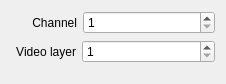
CasparCG/client, file src/Widgets/Inspector/InspectorRouteVideolayerWidget.ui: the form before one commit.
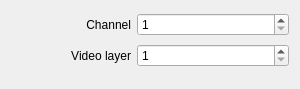
The form after the commit.

Commit message: Simplify layout of inspector widgets

The edit to the form file:
```diff
--- a/src/Widgets/Inspector/InspectorRouteVideolayerWidget.ui
+++ b/src/Widgets/Inspector/InspectorRouteVideolayerWidget.ui
@@ -6,8 +6,8 @@
    <rect>
     <x>0</x>
     <y>0</y>
-    <width>226</width>
-    <height>84</height>
+    <width>300</width>
+    <height>89</height>
    </rect>
   </property>
   <property name="sizePolicy">
@@ -16,70 +16,18 @@
     <verstretch>0</verstretch>
    </sizepolicy>
   </property>
-  <layout class="QVBoxLayout" name="verticalLayout">
-   <item>
-    <layout class="QHBoxLayout" name="horizontalLayoutChannel">
-     <item>
-      <spacer name="horizontalSpacerChannel">
-       <property name="orientation">
-        <enum>Qt::Horizontal</enum>
-       </property>
-       <property name="sizeType">
-        <enum>QSizePolicy::Fixed</enum>
-       </property>
-       <property name="sizeHint" stdset="0">
-        <size>
-         <width>21</width>
-         <height>20</height>
-        </size>
-       </property>
-      </spacer>
-     </item>
-     <item>
-      <widget class="QLabel" name="labelChannelField">
-       <property name="text">
-        <string>Channel</string>
-       </property>
-       <property name="alignment">
-        <set>Qt::AlignRight|Qt::AlignTrailing|Qt::AlignVCenter</set>
-       </property>
-      </widget>
-     </item>
-     <item>
-      <widget class="QSpinBox" name="spinBoxChannel">
-       <property name="sizePolicy">
-        <sizepolicy hsizetype="Expanding" vsizetype="Fixed">
-         <horstretch>0</horstretch>
-         <verstretch>0</verstretch>
-        </sizepolicy>
-       </property>
-       <property name="minimum">
-        <number>1</number>
-       </property>
-      </widget>
-     </item>
-    </layout>
-   </item>
-   <item>
-    <layout class="QHBoxLayout" name="horizontalLayoutVideolayer">
-     <item>
-      <spacer name="horizontalSpacerVideolayer">
-       <property name="orientation">
-        <enum>Qt::Horizontal</enum>
-       </property>
-       <property name="sizeType">
-        <enum>QSizePolicy::Fixed</enum>
-       </property>
-       <property name="sizeHint" stdset="0">
-        <size>
-         <width>5</width>
-         <height>20</height>
-        </size>
-       </property>
-      </spacer>
-     </item>
-     <item>
+  <layout class="QGridLayout" name="gridLayout">
+   <property name="bottomMargin">
+    <number>20</number>
+   </property>
+   <item row="1" column="0">
       <widget class="QLabel" name="labelVideolayerField">
+     <property name="minimumSize">
+      <size>
+       <width>120</width>
+       <height>0</height>
+      </size>
+     </property>
        <property name="text">
         <string>Video layer</string>
        </property>
@@ -88,7 +36,7 @@
        </property>
       </widget>
      </item>
-     <item>
+   <item row="1" column="1">
       <widget class="QSpinBox" name="spinBoxVideolayer">
        <property name="sizePolicy">
         <sizepolicy hsizetype="Expanding" vsizetype="Fixed">
@@ -101,23 +49,34 @@
        </property>
       </widget>
      </item>
-    </layout>
+   <item row="0" column="1">
+    <widget class="QSpinBox" name="spinBoxChannel">
+     <property name="sizePolicy">
+      <sizepolicy hsizetype="Expanding" vsizetype="Fixed">
+       <horstretch>0</horstretch>
+       <verstretch>0</verstretch>
+      </sizepolicy>
+     </property>
+     <property name="minimum">
+      <number>1</number>
+     </property>
+    </widget>
    </item>
-   <item>
-    <spacer name="verticalSpacerRouteChannel">
-     <property name="orientation">
-      <enum>Qt::Vertical</enum>
-     </property>
-     <property name="sizeType">
-      <enum>QSizePolicy::Fixed</enum>
-     </property>
-     <property name="sizeHint" stdset="0">
+   <item row="0" column="0">
+    <widget class="QLabel" name="labelChannelField">
+     <property name="minimumSize">
       <size>
-       <width>20</width>
-       <height>10</height>
+       <width>120</width>
+       <height>0</height>
       </size>
      </property>
-    </spacer>
+     <property name="text">
+      <string>Channel</string>
+     </property>
+     <property name="alignment">
+      <set>Qt::AlignRight|Qt::AlignTrailing|Qt::AlignVCenter</set>
+     </property>
+    </widget>
    </item>
   </layout>
  </widget>
```
Left out of the diff: 4 changed lines with no effect on the pictures. Lines whose indentation alone changed are shown as unchanged. The commit also changes 58 other files.
